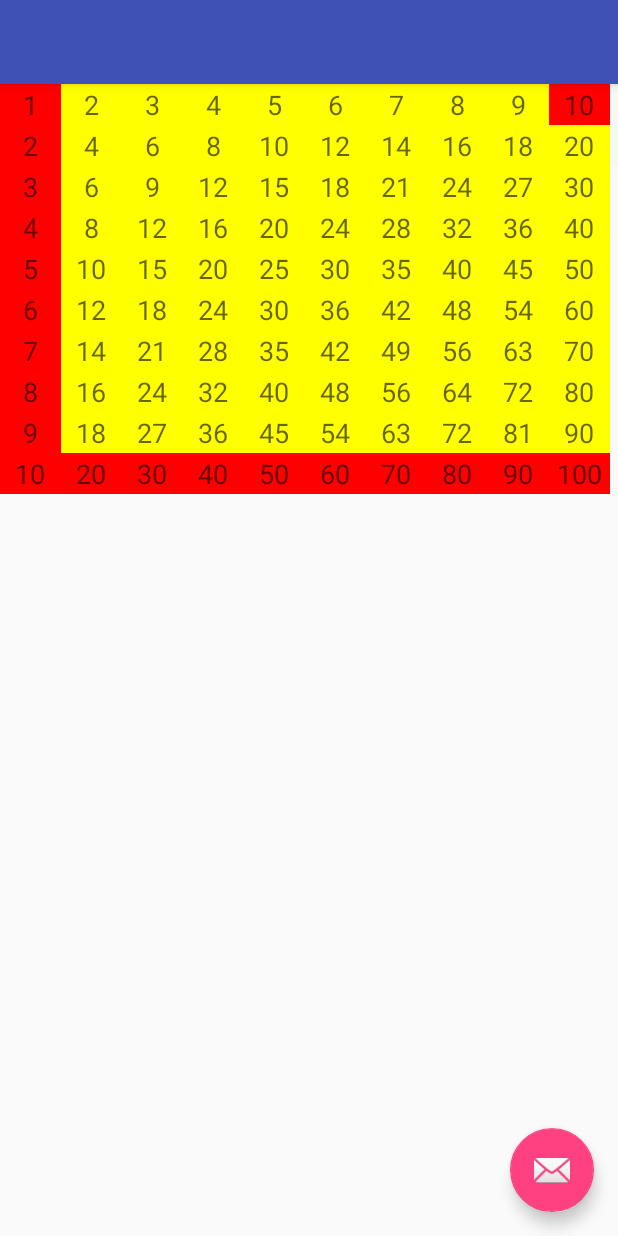
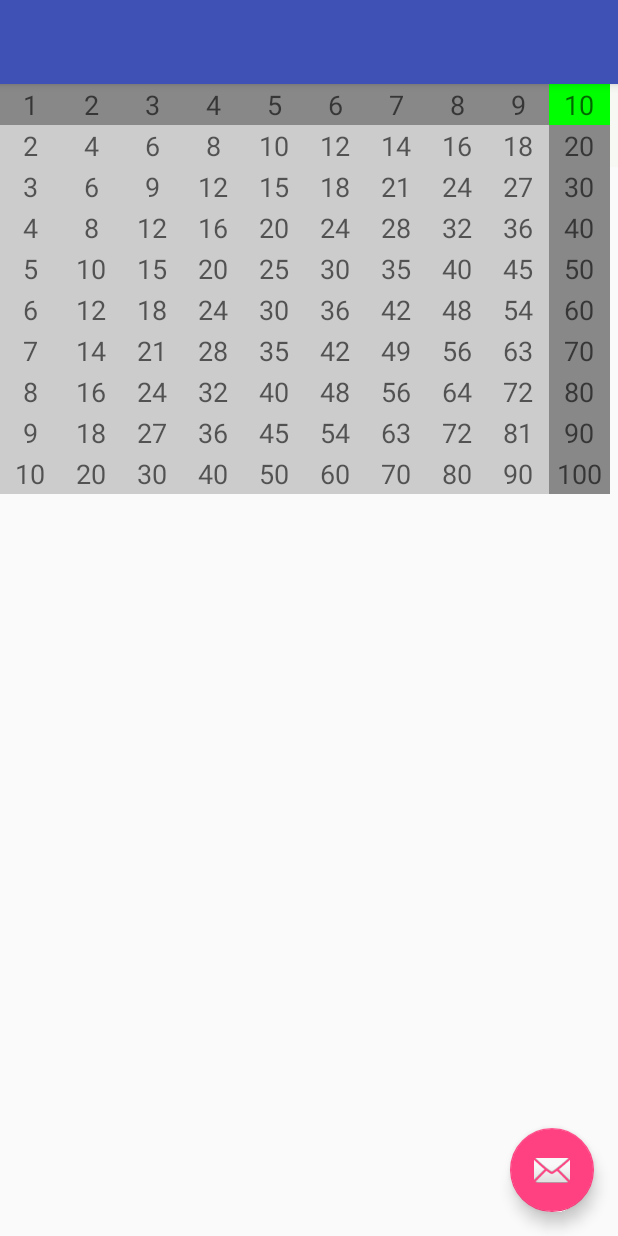
Before and after one commit to jtuulisaari/Mult, an Android app: the screen it shows after launch (MainActivity), after a tap on "10", on a phone screen of 412 x 824 dp. Run offline under Robolectric (Android 15) with nearby library versions, the phone set to English and light mode, and no system bars.

Commit message:
8.1. Tehty valinta loppuun. Nyt täytyy vielä muuttaa pelin logiikkaa, koska valinnassa voi tehdä "aukollisia pelejä" ja tämä voisi olla hyvä "feature"
7.1. Tehty valintaa, toimii mutta valintojen logiikka ontuu.

6.1. Hienoa! Alkuvalikon grid näyttää nyt kuuntelevan painalluksia -> muuta aina rivin väriä ja rekisteröi x0; x1, jne muuttujiin pelin parametrisointia varten!

4.1.2018: Tehty uusi MainActivity, jossa nappula, josta peli alkaa...

Tehty uudestaan crawl. Nyt näyttäisi toimivan. Kts. myös TODO.

High score -osasto melkein valmis, toimii, mutta pitää siistiä. Jostakin syystä nuoli taaksepäin ei toimi.

```diff
--- a/app/src/main/java/com/example/jtuul/mult/CustomAdapter.java
+++ b/app/src/main/java/com/example/jtuul/mult/CustomAdapter.java
@@ -38,7 +38,7 @@ public class CustomAdapter extends BaseAdapter {
         }
 
         TextView gridTextView = (TextView) convertView.findViewById(R.id.grid_item);
-        gridTextView.setBackgroundColor(Color.BLUE);
+        gridTextView.setBackgroundColor(Color.GRAY);
         gridTextView.setText(items[position]);
 
         this.changeColor(position, gridTextView);
@@ -56,24 +56,34 @@ public class CustomAdapter extends BaseAdapter {
     }
 
     private void changeRowsAndColsValues(int position) {
-        int value = ma.chooseMatrix[this.getxAndyFromPosition(position, "x")][this.getxAndyFromPosition(position, "y")]; // value nykyisestä napista
+        int xInd = getxAndyFromPosition(position, "x");
+        int yInd = getxAndyFromPosition(position, "y");
+        int value = ma.chooseMatrix[xInd][yInd]; // value nykyisestä napista
         int changeValue = -value + 1;
-        ma.chooseMatrix[this.getxAndyFromPosition(position, "x") ][this.getxAndyFromPosition(position, "y") ] = changeValue;
+        // ma.chooseMatrix[xInd][yInd] = changeValue;
+
         for (int i = 0; i < XLEN; i++) {
-            ma.chooseMatrix[i][getxAndyFromPosition(position, "x")] = changeValue;
-            ma.chooseMatrix[getxAndyFromPosition(position, "y")][i] = changeValue;
+            ma.chooseMatrix[i][yInd] = ma.chooseMatrix[i][yInd] + changeValue;
+            ma.chooseMatrix[xInd][i] = ma.chooseMatrix[xInd][i] + changeValue;
         }
         this.clicked = false; // Tämä estää rekursion
         this.notifyDataSetChanged();
     }
 
     private void changeColor(int position, TextView gridTextView) {
-        if(ma.chooseMatrix[getxAndyFromPosition(position, "x")][getxAndyFromPosition(position, "y")] == 1) {
-            gridTextView.setBackgroundColor(Color.RED);
+        int xInd = getxAndyFromPosition(position, "x");
+        int yInd = getxAndyFromPosition(position, "y");
+
+        if(ma.chooseMatrix[xInd][yInd] == 0) {
+            gridTextView.setBackgroundColor(Color.LTGRAY);
         }
-        if(ma.chooseMatrix[getxAndyFromPosition(position, "x")][getxAndyFromPosition(position, "y")] == 0) {
-            gridTextView.setBackgroundColor(Color.YELLOW);
+        if(ma.chooseMatrix[xInd][yInd] == 1) {
+            gridTextView.setBackgroundColor(Color.GRAY);
         }
+        if(ma.chooseMatrix[xInd][yInd] >= 2) {
+            gridTextView.setBackgroundColor(Color.GREEN);
+        }
+
     }
 
     @Override
@@ -99,7 +109,8 @@ public class CustomAdapter extends BaseAdapter {
         int ret = 0;
         if(direction.equals("x")) { ret = xInd; }
         if(direction.equals("y")) { ret = yInd; }
-        return ret;
+        int xxx = 1;
+        return ret; // Indeksi lähtee nollasta eikä ykkösestä kuten MultiplicationGame-luokassa.
     }
 
     public int getPositionFromxAndy(int x, int y) {
```
